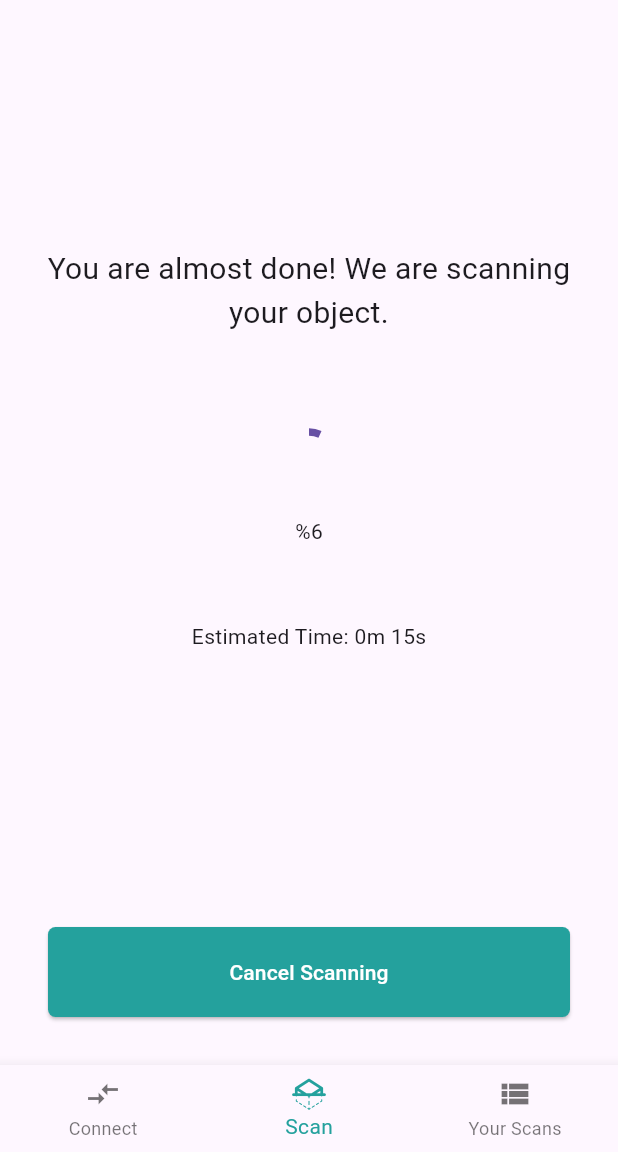
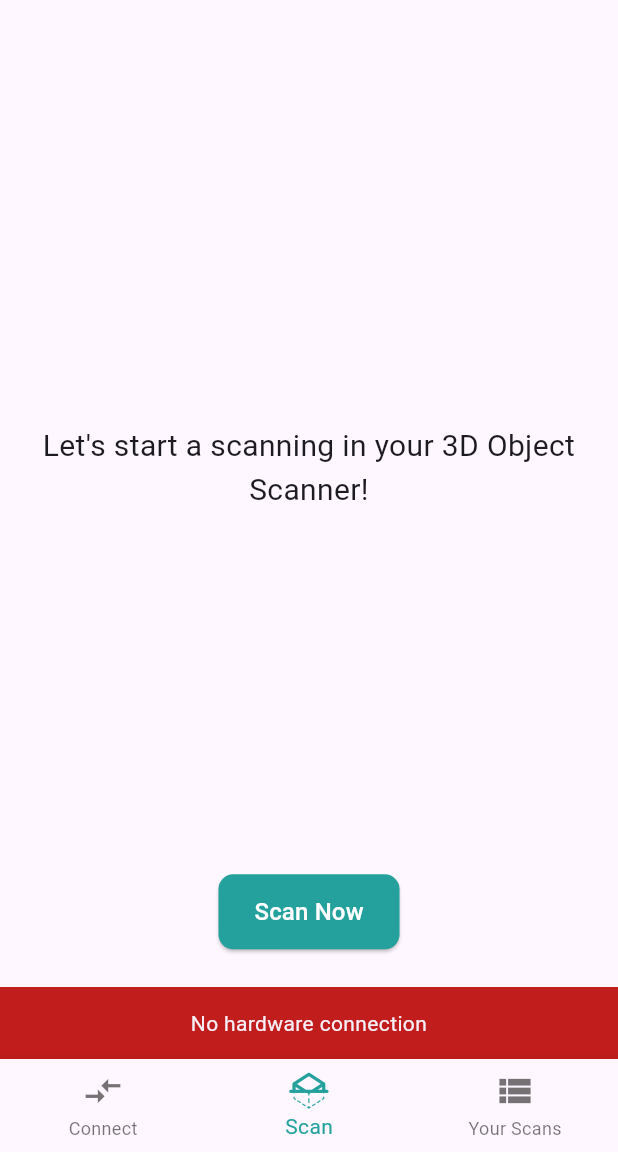
Before and after one commit to CSE396-3DLaserScanner/scanner3d, a Flutter app: the screen it shows after launch, item 2 of the bottom bar chosen, after a tap on "Scan Now", on a phone screen of 412 x 824 dp, the part 84-1236 px from its top. Run offline on Flutter 3.47's test engine with Material 3 defaults, Android fonts, the phone set to English and light mode, and no system bars; our stand-ins replace flutter_local_notifications, lottie, shared_preferences, socket_io_client; missing offline and left inert: flutter_cube; project files that could hold a hidden picture were left out.

Commit message:
improved design and functionality.

```diff
--- a/lib/main.dart
+++ b/lib/main.dart
@@ -1,4 +1,5 @@
 import 'package:flutter/material.dart';
+import 'package:flutter_local_notifications/flutter_local_notifications.dart';
 import 'package:provider/provider.dart';
 import 'package:scanner3d/src/presentation/icons/scanner_icons.dart';
 import 'package:scanner3d/src/presentation/pages/connection_page.dart';
@@ -6,10 +7,14 @@ import 'package:scanner3d/src/presentation/pages/current_scan_page.dart';
 import 'package:scanner3d/src/presentation/pages/scan_list_page.dart';
 import 'package:scanner3d/src/presentation/pages/splash_view_page.dart';
 import 'package:scanner3d/src/presentation/widgets/connection_status_app_bar.dart';
+import 'package:scanner3d/src/services/notification_service.dart';
 import 'package:scanner3d/src/services/scan_provider.dart';
 import 'package:scanner3d/src/services/socket_service.dart';
 
-void main() {
+final FlutterLocalNotificationsPlugin flutterLocalNotificationsPlugin =
+    FlutterLocalNotificationsPlugin();
+
+main() {
   runApp(
     MultiProvider(
       providers: [
@@ -52,6 +57,13 @@ class _MyHomePageState extends State<MyHomePage> {
     const CurrentScanPage(),
     const ScanListPage()
   ];
+
+  @override
+  void initState() {
+    super.initState();
+    NotificationService.initialize(flutterLocalNotificationsPlugin);
+  }
+
   void _onItemTapped(int index) {
     setState(() {
       _selectedIndex = index;
@@ -64,6 +76,8 @@ class _MyHomePageState extends State<MyHomePage> {
       appBar: ConnectionStatusAppBar(),
       body: _pageOptions.elementAt(_selectedIndex),
       bottomNavigationBar: BottomNavigationBar(
+        iconSize: 28,
+        useLegacyColorScheme: false,
         items: const [
           BottomNavigationBarItem(
             icon: Icon(Icons.compare_arrows),
--- a/lib/src/presentation/pages/connection_page.dart
+++ b/lib/src/presentation/pages/connection_page.dart
@@ -1,10 +1,12 @@
+import 'dart:io';
+
 import 'package:flutter/material.dart';
 import 'package:provider/provider.dart';
 import 'package:scanner3d/src/presentation/widgets/button_style.dart';
 import 'package:scanner3d/src/services/socket_service.dart';
 
 class ConnectionPage extends StatefulWidget {
-  const ConnectionPage({super.key});
+  const ConnectionPage({Key? key});
 
   @override
   State<ConnectionPage> createState() => _ConnectionPageState();
@@ -12,16 +14,11 @@ class ConnectionPage extends StatefulWidget {
 
 class _ConnectionPageState extends State<ConnectionPage> {
   final TextEditingController _ipController = TextEditingController();
-  final TextEditingController _portController = TextEditingController();
   final GlobalKey<FormState> _formKey = GlobalKey<FormState>();
 
   @override
   Widget build(BuildContext context) {
     return Scaffold(
-      appBar: AppBar(
-        title: const Text('Connect to Hardware'),
-        centerTitle: true,
-      ),
       body: Padding(
         padding: const EdgeInsets.all(16.0),
         child: Consumer<SocketService>(
@@ -38,64 +35,131 @@ class _ConnectionPageState extends State<ConnectionPage> {
   Widget _buildConnectScreen() {
     return Form(
       key: _formKey,
+      child: Center(
         child: Column(
-        mainAxisAlignment: MainAxisAlignment.center,
+          mainAxisAlignment: MainAxisAlignment.spaceBetween,
+          children: [
+            const SizedBox(height: 100),
+            const Text(
+              "Connect to Device",
+              style: TextStyle(fontSize: 24, color: Colors.grey),
+            ),
+            SizedBox(
+              height: 120,
+              child: Column(
                 children: [
                   TextFormField(
+                    cursorColor: const Color.fromARGB(255, 36, 161, 157),
                     controller: _ipController,
-            decoration: const InputDecoration(labelText: 'Enter Server IP'),
+                    decoration: const InputDecoration(
+                      focusedBorder: OutlineInputBorder(
+                        borderSide: BorderSide(
+                          color: Color.fromARGB(255, 36, 161, 157),
+                          width: 2.0,
+                        ),
+                      ),
+                      enabledBorder: OutlineInputBorder(
+                        borderSide: BorderSide(
+                          color: Color.fromARGB(255, 65, 65, 65),
+                          width: 1.0,
+                        ),
+                      ),
+                      focusedErrorBorder: OutlineInputBorder(
+                        borderSide: BorderSide(
+                          color: Color.fromARGB(255, 193, 29, 29),
+                          width: 2.0,
+                        ),
+                      ),
+                      errorBorder: OutlineInputBorder(
+                        borderSide: BorderSide(
+                          color: Color.fromARGB(255, 193, 29, 29),
+                          width: 2.0,
+                        ),
+                      ),
+                      labelText: 'Enter Server IP',
+                      labelStyle: TextStyle(
+                        color: Color.fromARGB(255, 65, 65, 65),
+                      ),
+                      hintText: "127.0.0.1",
+                    ),
                     validator: (value) {
                       if (value == null || value.isEmpty) {
                         return 'Please enter the server IP';
                       }
+
+                      if (!isValidIpAddress(value)) {
+                        return 'Invalid IP address format';
+                      }
+
                       return null;
                     },
                   ),
-          const SizedBox(height: 10),
-          TextFormField(
-            controller: _portController,
-            decoration: const InputDecoration(labelText: 'Enter Port'),
-            validator: (value) {
-              if (value == null || value.isEmpty) {
-                return 'Please enter the port';
-              }
-              return null;
-            },
+                ],
               ),
-          const SizedBox(height: 20),
-          ButtonStyles.button(
+            ),
+            ButtonStyles().button(
               "Connect",
               () {
                 if (_formKey.currentState!.validate()) {
-                // Form is valid, continue with connection logic
                   String ipAddress = _ipController.text;
-                String port = _portController.text;
                   Provider.of<SocketService>(context, listen: false)
-                    .connectSocket(ipAddress, port);
+                      .connectSocket(ipAddress);
                 }
               },
+              const Color.fromARGB(255, 36, 161, 157),
+            ),
+          ],
+        ),
+      ),
+    );
+  }
+
+  Widget _buildConnectionInfoScreen() {
+    return Center(
+      child: Column(
+        mainAxisAlignment: MainAxisAlignment.spaceBetween, // Center vertically
+        crossAxisAlignment: CrossAxisAlignment.center, // Center horizontally
+        children: [
+          const SizedBox(height: 100),
+          SizedBox(
+            height: 80,
+            child: Column(
+              children: [
+                const Text(
+                  "Hardware IP Address:",
+                  style: TextStyle(fontSize: 24, color: Colors.grey),
+                ),
+                const SizedBox(height: 10),
+                Consumer<SocketService>(
+                  builder: (context, socketService, _) {
+                    return Text(
+                      socketService.ipAddress,
+                      style: const TextStyle(fontSize: 20),
+                    );
+                  },
+                ),
+              ],
+            ),
+          ),
+          ButtonStyles().button(
+            "Disconnect",
+            () {
+              Provider.of<SocketService>(context, listen: false)
+                  .disconnectSocket();
+            },
+            const Color.fromARGB(255, 193, 29, 29),
           ),
         ],
       ),
     );
   }
 
-  Widget _buildConnectionInfoScreen() {
-    return Column(
-      mainAxisAlignment: MainAxisAlignment.center,
-      children: [
-        const SizedBox(height: 20),
-        Text(
-            "Hardware IP Address: ${_ipController.text}:${_portController.text}"),
-        const SizedBox(height: 10),
-        ElevatedButton(
-          onPressed: () {
-            Provider.of<SocketService>(context, listen: false)
-                .disconnectSocket();
-          },
-          child: const Text('Disconnect'),
-        ),
-      ],
-    );
+  bool isValidIpAddress(String value) {
+    try {
+      InternetAddress(value);
+      return true;
+    } catch (_) {
+      return false;
     }
   }
+}
--- a/lib/src/presentation/pages/current_scan_page.dart
+++ b/lib/src/presentation/pages/current_scan_page.dart
@@ -2,26 +2,26 @@ import 'dart:io';
 
 import 'package:flutter/material.dart';
 import 'package:path_provider/path_provider.dart';
+import 'package:provider/provider.dart';
 import 'package:scanner3d/src/local/shared_preferences.dart';
 import 'package:scanner3d/src/model/file_data.dart';
 import 'package:scanner3d/src/presentation/pages/render_page.dart';
+import 'package:scanner3d/src/presentation/widgets/button_style.dart';
+import 'package:scanner3d/src/services/scan_provider.dart';
+import '../../../main.dart';
+import '../../services/notification_service.dart';
+import '../../services/socket_service.dart';
 
 class CurrentScanPage extends StatefulWidget {
-  const CurrentScanPage({Key? key}) : super(key: key);
+  const CurrentScanPage({super.key});
 
   @override
   State<CurrentScanPage> createState() => _CurrentScanPageState();
 }
 
 class _CurrentScanPageState extends State<CurrentScanPage> {
-  late int totalTime;
-  late int remainingTime;
-  bool isScanning = false;
-
   @override
   void initState() {
-    totalTime = 15;
-    remainingTime = totalTime;
     SharedPreferencesOperations()
         .getFileDataFromSharedPreferences()
         .then((fileDataList) {
@@ -29,98 +29,104 @@ class _CurrentScanPageState extends State<CurrentScanPage> {
         savedObjects = fileDataList;
       });
     });
+
     super.initState();
   }
 
   @override
   Widget build(BuildContext context) {
     return Scaffold(
-      body: Center(
-        child: Column(
-          mainAxisAlignment: MainAxisAlignment.spaceBetween,
-          children: [
-            _buildInfo(),
-            isScanning ? _buildCancelButton() : _buildScanButton(),
-          ],
+      body: SizedBox(
+        child: Consumer2<ScanProvider, SocketService>(
+          builder: (context, scanProvider, socketService, _) {
+            return socketService.isConnected && scanProvider.isScanning
+                ? _buildScanningScreen()
+                : _buildInfoScreen();
+          },
         ),
       ),
     );
   }
 
-  Widget _buildInfo() {
-    return isScanning
-        ? Column(
-            mainAxisAlignment: MainAxisAlignment.spaceBetween,
-            children: [
-              const SizedBox(height: 150),
-              Container(
-                  margin: const EdgeInsets.all(15),
-                  child: const Text(
-                    "You are almost done! We are scanning your object.",
-                    textAlign: TextAlign.center,
-                    style: TextStyle(fontSize: 20),
-                  )),
-              const SizedBox(height: 50),
-              CircularProgressIndicator(
-                value: (totalTime - remainingTime) / totalTime,
-                strokeWidth: 5.0,
-              ),
-              const SizedBox(height: 20),
-              Text("%${(totalTime - remainingTime) * 100 ~/ totalTime}"),
-              const SizedBox(height: 50),
-              Text("Estimated Time: ${totalTime ~/ 60}m ${totalTime % 60}s"),
-            ],
-          )
-        : Container(
+  Widget _buildInfoScreen() {
+    return Consumer2<ScanProvider, SocketService>(
+        builder: (context, scanProvider, socketService, _) {
+      return Column(
+        mainAxisAlignment: MainAxisAlignment.spaceBetween,
+        children: [
+          SizedBox(height: MediaQuery.of(context).size.height * 0.05),
+          Container(
+            height: MediaQuery.of(context).size.height * 0.5,
             alignment: Alignment.center,
-            child: Text(
+            child: const Text(
               "Let's start a scanning in your 3D Object Scanner!",
               textAlign: TextAlign.center,
               style: TextStyle(fontSize: 20),
             ),
-          );
+          ),
+          ButtonStyles().button(
+            "Scan Now",
+            () {
+              scanProvider.onScanCompleted = receiveAndSaveFile;
+              socketService.isConnected
+                  ? scanProvider.startScan()
+                  : showCustomToast(context, "No hardware connection");
+            },
+            const Color.fromARGB(255, 36, 161, 157),
+          ),
+          SizedBox(height: MediaQuery.of(context).size.height * 0.01),
+        ],
+      );
+    });
   }
 
-  Widget _buildCancelButton() {
-    return Container(
-      margin: const EdgeInsets.all(32),
-      width: double.infinity,
-      child: ElevatedButton(
-        style: ElevatedButton.styleFrom(
-          backgroundColor: const Color.fromARGB(255, 36, 161, 157),
-          foregroundColor: Colors.white,
-          fixedSize: const Size(double.infinity, 60),
-          shape: RoundedRectangleBorder(borderRadius: BorderRadius.circular(5)),
-        ),
-        onPressed: () {
-          setState(() {
-            isScanning = false;
-            remainingTime = totalTime;
-          });
-        },
-        child: const Text("Cancel Scanning"),
-      ),
+  Widget _buildScanningScreen() {
+    return Consumer<ScanProvider>(
+      builder: (context, scanProvider, _) {
+        return Column(
+          mainAxisAlignment: MainAxisAlignment.spaceAround,
+          children: [
+            SizedBox(height: MediaQuery.of(context).size.height * 0.05),
+            Container(
+              margin: const EdgeInsets.all(15),
+              child: const Text(
+                "You are almost done! We are scanning your object.",
+                textAlign: TextAlign.center,
+                style: TextStyle(fontSize: 20),
+              ),
+            ),
+            CircularProgressIndicator(
+              value: (scanProvider.totalTime - scanProvider.remainingTime) /
+                  scanProvider.totalTime,
+              strokeWidth: 5.0,
+            ),
+            Text(
+                "%${(scanProvider.totalTime - scanProvider.remainingTime) * 100 ~/ scanProvider.totalTime}"),
+            Text(
+                "Estimated Time: ${scanProvider.totalTime ~/ 60}m ${scanProvider.totalTime % 60}s"),
+            ButtonStyles().button(
+              "Cancel Scanning",
+              () {
+                scanProvider.cancelScan();
+              },
+              const Color.fromARGB(255, 193, 29, 29),
+            ),
+          ],
+        );
+      },
     );
   }
 
-  Widget _buildScanButton() {
-    return Container(
-      margin: const EdgeInsets.all(32),
-      width: double.infinity,
-      child: ElevatedButton(
-        style: ElevatedButton.styleFrom(
-          backgroundColor: const Color.fromARGB(255, 36, 161, 157),
-          foregroundColor: Colors.white,
-          fixedSize: const Size(double.infinity, 60),
-          shape: RoundedRectangleBorder(borderRadius: BorderRadius.circular(5)),
+  void showCustomToast(BuildContext context, String message) {
+    final scaffold = ScaffoldMessenger.of(context);
+    scaffold.showSnackBar(
+      SnackBar(
+        content: Text(
+          message,
+          textAlign: TextAlign.center,
         ),
-        onPressed: () {
-          isScanning = true;
-          setState(() {
-            receiveAndSaveFile();
-          });
-        },
-        child: const Text("Scan Now"),
+        duration: const Duration(seconds: 2),
+        backgroundColor: const Color.fromARGB(255, 193, 29, 29),
       ),
     );
   }
@@ -132,22 +138,10 @@ class _CurrentScanPageState extends State<CurrentScanPage> {
     // Bu kısmı gerçek bir socket bağlantısına ve veri alımına uygun olarak düzenlemeniz gerekebilir.
     // Alınan dosyayı 'savedObjects' klasörüne kaydet
     // delayedFunction(totalTime);
-    for (int i = 0; i < 2; i++) {
-      await Future.delayed(Duration(seconds: 1), () {
-        remainingTime--;
-      });
-      if (!isScanning) {
-        isScanning = false;
 
-        break;
-      }
-
-      setState(() {});
-    }
-
-    String fileName = "teapot.obj";
-    bool isSuccessful = true;
+    String fileName = "cesar.obj";
     int percentage = 100;
+    bool isSuccessful = percentage == 100;
 
     try {
       Directory appDocumentsDirectory =
@@ -167,6 +161,12 @@ class _CurrentScanPageState extends State<CurrentScanPage> {
       SharedPreferencesOperations()
           .saveFileDataToSharedPreferences(savedObjects);
 
+      NotificationService.showBigTextNotification(
+          title: "Scanning completed successfully",
+          body: "Let's take a look at the scanned object",
+          fln: flutterLocalNotificationsPlugin);
+      // Call notification here
+
       Navigator.push(
         context,
         MaterialPageRoute(
@@ -175,16 +175,7 @@ class _CurrentScanPageState extends State<CurrentScanPage> {
         ),
       );
     } catch (e) {
-      /*ScaffoldMessenger.of(context).showSnackBar(
-        SnackBar(
-          content: Text("Error while saving file: $e"),
-          duration: const Duration(seconds: 2),
-          action: SnackBarAction(
-            label: 'Close',
-            onPressed: () {},
-          ),
-        ),
-      );*/
+      //
     }
   }
 }
--- a/lib/src/presentation/widgets/button_style.dart
+++ b/lib/src/presentation/widgets/button_style.dart
@@ -1,15 +1,21 @@
 import 'package:flutter/material.dart';
 
 class ButtonStyles {
-  static Widget button(String text, VoidCallback onPressed) {
+  Widget button(String text, VoidCallback onPressed, Color color) {
     return ElevatedButton(
-      onPressed: onPressed,
+      style: ElevatedButton.styleFrom(
+        backgroundColor: color,
+        foregroundColor: Colors.white,
+        fixedSize: const Size(double.infinity, 50),
+        shape: RoundedRectangleBorder(borderRadius: BorderRadius.circular(10)),
+      ),
+      onPressed: () {
+        onPressed();
+      },
       child: Text(
         text,
-        style: TextStyle(color: Colors.white),
+        style: const TextStyle(fontSize: 16),
       ),
-      style: ElevatedButton.styleFrom(
-          backgroundColor: const Color.fromARGB(255, 36, 161, 157)),
     );
   }
 }
--- a/lib/src/presentation/widgets/connection_status_app_bar.dart
+++ b/lib/src/presentation/widgets/connection_status_app_bar.dart
@@ -13,7 +13,7 @@ class ConnectionStatusAppBar extends StatelessWidget
       builder: (context, socketService, _) {
         return AppBar(
           backgroundColor: socketService.isConnected
-              ? const Color.fromARGB(255, 1, 160, 73)
+              ? const Color.fromARGB(255, 36, 161, 157)
               : const Color.fromARGB(255, 209, 40, 40),
           title: Text(
             socketService.isConnected ? "Connected" : "No connection",
--- /dev/null
+++ b/lib/src/services/notification_service.dart
@@ -0,0 +1,35 @@
+import 'package:flutter_local_notifications/flutter_local_notifications.dart';
+
+class NotificationService {
+  static Future initialize(
+      FlutterLocalNotificationsPlugin flutterLocalNotificationsPlugin) async {
+    var androidInitialize =
+        const AndroidInitializationSettings('mipmap/ic_launcher');
+
+    var initializationsSettings = InitializationSettings(
+      android: androidInitialize,
+    );
+    await flutterLocalNotificationsPlugin.initialize(initializationsSettings);
+  }
+
+  static Future showBigTextNotification(
+      {var id = 0,
+      required String title,
+      required String body,
+      var payload,
+      required FlutterLocalNotificationsPlugin fln}) async {
+    AndroidNotificationDetails androidPlatformChannelSpecifics =
+        const AndroidNotificationDetails(
+      'you_can_name_it_whatever1',
+      'channel_name',
+      playSound: true,
+      importance: Importance.max,
+      priority: Priority.high,
+    );
+
+    var not = NotificationDetails(
+      android: androidPlatformChannelSpecifics,
+    );
+    await fln.show(0, title, body, not);
+  }
+}
--- a/lib/src/services/scan_provider.dart
+++ b/lib/src/services/scan_provider.dart
@@ -1,24 +1,48 @@
 import 'package:flutter/material.dart';
+import 'dart:async';
 
 class ScanProvider extends ChangeNotifier {
+  void Function()? onScanCompleted;
   bool _isScanning = false;
+  int _totalTime = 5;
+  int _remainingTime = 5;
   bool get isScanning => _isScanning;
+  int get totalTime => _totalTime;
+  int get remainingTime => _remainingTime;
+  late Timer _timer;
 
   // Start the scan process
   void startScan() {
+    _totalTime = 10;
+    _remainingTime = _totalTime;
     _isScanning = true;
     notifyListeners();
 
-    // Simulate a scan process that takes 5 seconds
-    Future.delayed(Duration(seconds: 5), () {
-      // Set isScanning to false after the scan is complete
-      _isScanning = false;
-      notifyListeners();
+    // Start a periodic timer to decrement remaining time every second
+    _timer = Timer.periodic(const Duration(seconds: 1), (timer) {
+      _remainingTime--;
+
+      // If the remaining time is less than or equal to 0, stop the timer and set isScanning to false
+      if (_remainingTime <= 0) {
+        timer.cancel();
+        _isScanning = false;
+        notifyListeners();
+
+        // Call the onScanCompleted callback when scanning is completed
+        if (onScanCompleted != null) {
+          onScanCompleted!();
+        }
+      } else {
+        notifyListeners();
+      }
     });
   }
 
   // Cancel the scan process
   void cancelScan() {
+    // Cancel the timer if it's active
+    _timer.cancel();
+
     _isScanning = false;
     notifyListeners();
   }
--- a/pubspec.yaml
+++ b/pubspec.yaml
@@ -40,7 +40,7 @@ dependencies:
   socket_io_client: ^2.0.3+1
   provider: ^6.1.1
   flutter_cube: ^0.1.1
-
+  flutter_local_notifications: ^16.2.0
 dev_dependencies:
   flutter_test:
     sdk: flutter
```
Also changed, not shown: lib/src/presentation/pages/render_page.dart (+3 -5 lines), lib/src/presentation/pages/scan_list_page.dart (+13 -12 lines), lib/src/services/socket_service.dart (+9 -9 lines), pubspec.lock, 3 other files. Lines whose indentation alone changed are shown as unchanged.
